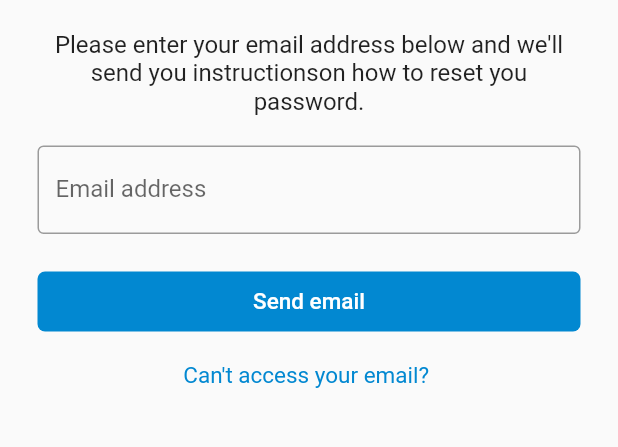
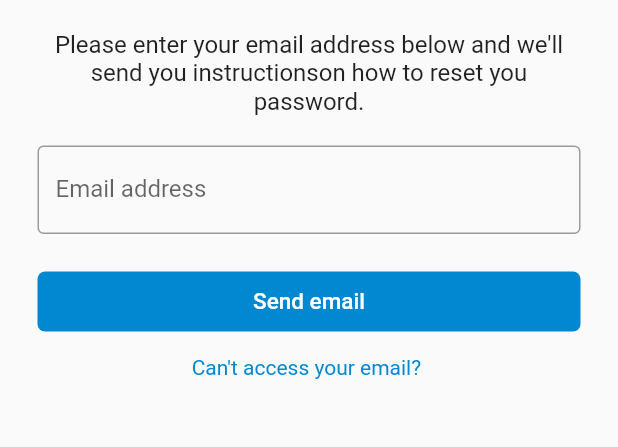
Before and after one commit to tarekniazy/flickr_android, a Flutter app: the ForgotPassWord widget shown alone on an empty page, opened directly, on a phone screen of 412 x 824 dp, the part 123-570 px from its top. Run offline on Flutter 3.47's test engine with Material 2 defaults, Android fonts, the phone set to English and light mode, and no system bars; our stand-ins replace email_validator, font_awesome_flutter, rflutter_alert, smooth_page_indicator; statements that could not run were skipped.

Commit message:
Added TODOs

```diff
--- a/lib/login/forgortPW_screen.dart
+++ b/lib/login/forgortPW_screen.dart
@@ -19,7 +19,7 @@ class ForgotPassWord extends StatefulWidget {
 class _ForgotPassWordState extends State<ForgotPassWord> {
   EnumError errorEmail = EnumError.hide;
   String email;
-  bool visibilty = true;
+  bool visibilty = false;
 
   @override
   Widget build(BuildContext context) {
@@ -32,14 +32,14 @@ class _ForgotPassWordState extends State<ForgotPassWord> {
             Icon(
               FontAwesomeIcons.lock,
               color: Colors.grey[600],
-            ),
+            ), // lock-secure icon
             SizedBox(height: 10.0),
             Text(
               KForgotPW,
               style: TextStyle(
                 fontSize: KLogInToFlickrTextSize,
               ),
-            ), // Flickr Icon and Log in to flickr
+            ), // Forget your Flickr Password text
             SizedBox(height: 20.0),
             Text(
               KForgotPWInstruction,
@@ -48,28 +48,17 @@ class _ForgotPassWordState extends State<ForgotPassWord> {
                 fontSize: 16.0,
                 fontWeight: FontWeight.w400,
               ),
-            ),
+            ), // Explanation for forgot password instruction
             Visibility(
-              visible: false,
+              //TODO arwa- assign visibilty according to wether the email has a flutter account or not
+              visible: visibilty,
               child: Column(
                 children: <Widget>[
                   SizedBox(height: 20.0),
-                  Container(
-                    height: 40.0,
-                    color: KWarningColor,
-                    width: double.infinity,
-                    child: Padding(
-                      padding: const EdgeInsets.all(8.0),
-                      child: Text(
-                        KWarningText,
-                        textAlign: TextAlign.center,
-                        style: TextStyle(fontSize: 16.0, color: Colors.black),
-                      ),
-                    ),
-                  )
+                  kClipRRect,
                 ],
               ),
-            ),
+            ), // warning sign
             SizedBox(height: 20.0),
             TextField(
               onChanged: (value) {
@@ -81,13 +70,15 @@ class _ForgotPassWordState extends State<ForgotPassWord> {
                 focusedBorder: KOutlineInputBorderFocused,
                 border: KOutlineInputBorder,
               ),
-            ),
+            ), // recovery email textfield
             SizedBox(height: 25.0),
             Container(
               height: 40.0,
               width: double.infinity,
               child: TextButton(
-                onPressed: () {},
+                onPressed: () {
+                  //TODO arwa- send mail for recovery (probably an equivalent not actual mail)
+                },
                 style: ButtonStyle(
                   backgroundColor:
                       MaterialStateProperty.all(KFlickrNormalBlueColor),
@@ -105,15 +96,14 @@ class _ForgotPassWordState extends State<ForgotPassWord> {
                   ),
                 ),
               ),
-            ),
-            SizedBox(height: 20.0),
-            GestureDetector(
-              onTap: () {
-                // TODO// @arwa- adding a functionality to resend mail
+            ), // Send email button
+            TextButton(
+              onPressed: () {
+                // TODO// @arwa- adding a functionality to access email
               },
               child:
                   Text("Can't access your email? ", style: KHyperlinkedTexts),
-            ), //
+            ), // can't access your email?
           ],
         ),
       ),
--- a/lib/login/loginStyling/login_Widgets.dart
+++ b/lib/login/loginStyling/login_Widgets.dart
@@ -1,4 +1,5 @@
 import 'package:flickr_android/constants.dart';
+import 'package:flutter/cupertino.dart';
 import 'package:flutter/material.dart';
 import 'package:font_awesome_flutter/font_awesome_flutter.dart';
 
@@ -9,7 +10,7 @@ const KFlickrTextStyle = TextStyle(
 
 const KHyperlinkedTexts = TextStyle(
   color: KFlickrNormalBlueColor,
-  fontSize: 15.0,
+  fontSize: 14.0,
   fontWeight: FontWeight.normal,
 );
 
@@ -23,6 +24,24 @@ const KOutlineInputBorderFocused = OutlineInputBorder(
   borderSide: BorderSide(
     width: 0.8,
     color: KFlickrNormalBlueColor,
+  ),
+);
+
+ClipRRect kClipRRect = ClipRRect(
+  borderRadius: BorderRadius.circular(5.0),
+  child: Container(
+    height: 40.0,
+    color: KWarningColor,
+    width: double.infinity,
+    child: Padding(
+      padding: const EdgeInsets.all(8.0),
+      child: Text(
+        KWarningText,
+        textAlign: TextAlign.center,
+        style: TextStyle(
+            fontSize: 16.0, color: Colors.black, fontWeight: FontWeight.w400),
+      ),
+    ),
   ),
 );
 
```
Also changed, not shown: lib/login/login_screen.dart (+16 -8 lines).
